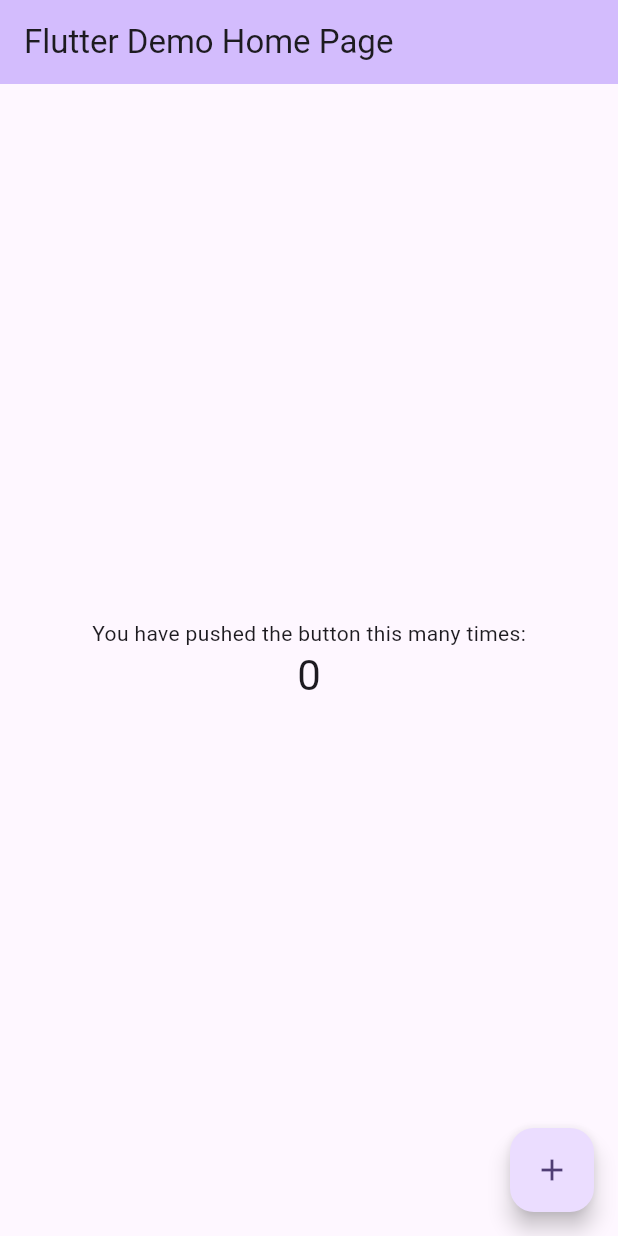
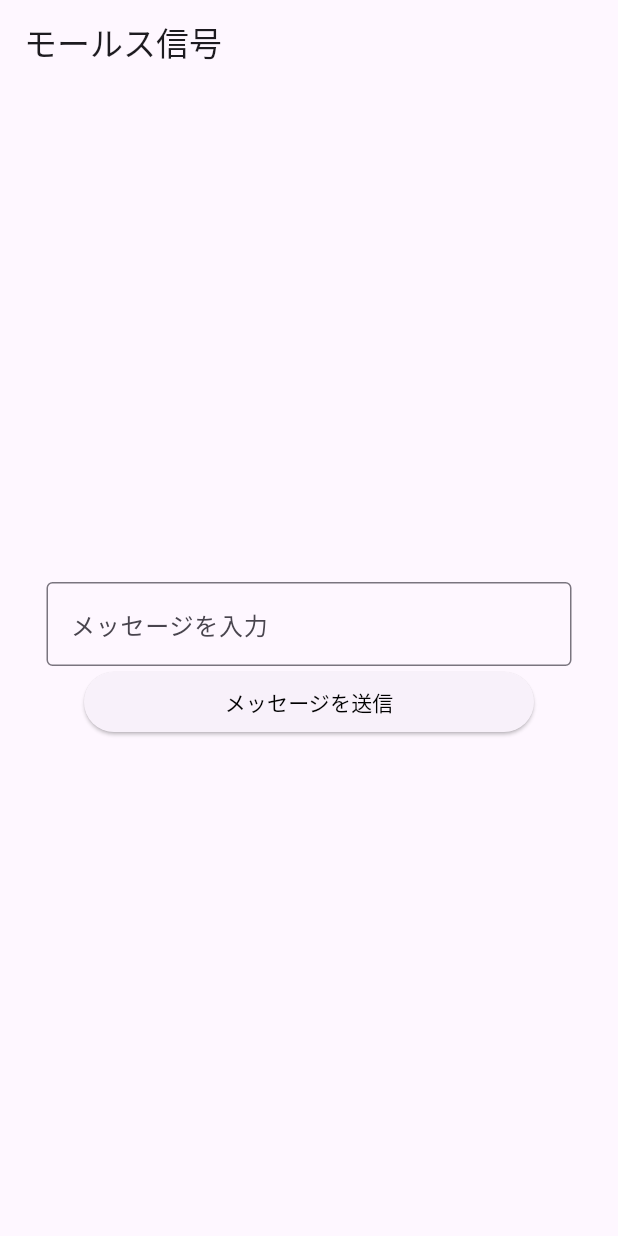
Before and after one commit to SotaUeta/Morsecode, a Flutter app: the screen it shows after launch, on a phone screen of 412 x 824 dp. Run offline on Flutter 3.47's test engine with Material 3 defaults, Android fonts, the phone set to English and light mode, and no system bars.

Commit message:
最低限のUIを追加

```diff
--- a/morse/lib/main.dart
+++ b/morse/lib/main.dart
@@ -1,4 +1,9 @@
 import 'package:flutter/material.dart';
+
+class Message{
+  String name = "";
+  String message = "";
+}
 
 void main() {
   runApp(const MyApp());
@@ -13,110 +18,51 @@ class MyApp extends StatelessWidget {
     return MaterialApp(
       title: 'Flutter Demo',
       theme: ThemeData(
-        // This is the theme of your application.
-        //
-        // TRY THIS: Try running your application with "flutter run". You'll see
-        // the application has a purple toolbar. Then, without quitting the app,
-        // try changing the seedColor in the colorScheme below to Colors.green
-        // and then invoke "hot reload" (save your changes or press the "hot
-        // reload" button in a Flutter-supported IDE, or press "r" if you used
-        // the command line to start the app).
-        //
-        // Notice that the counter didn't reset back to zero; the application
-        // state is not lost during the reload. To reset the state, use hot
-        // restart instead.
-        //
-        // This works for code too, not just values: Most code changes can be
-        // tested with just a hot reload.
         colorScheme: ColorScheme.fromSeed(seedColor: Colors.deepPurple),
       ),
-      home: const MyHomePage(title: 'Flutter Demo Home Page'),
+      home: const ChatPage(),
     );
   }
 }
 
-class MyHomePage extends StatefulWidget {
-  const MyHomePage({super.key, required this.title});
+class ChatPage extends StatelessWidget {
+  const ChatPage({super.key});
 
-  // This widget is the home page of your application. It is stateful, meaning
-  // that it has a State object (defined below) that contains fields that affect
-  // how it looks.
-
-  // This class is the configuration for the state. It holds the values (in this
-  // case the title) provided by the parent (in this case the App widget) and
-  // used by the build method of the State. Fields in a Widget subclass are
-  // always marked "final".
-
-  final String title;
-
-  @override
-  State<MyHomePage> createState() => _MyHomePageState();
-}
-
-class _MyHomePageState extends State<MyHomePage> {
-  int _counter = 0;
-
-  void _incrementCounter() {
-    setState(() {
-      // This call to setState tells the Flutter framework that something has
-      // changed in this State, which causes it to rerun the build method below
-      // so that the display can reflect the updated values. If we changed
-      // _counter without calling setState(), then the build method would not be
-      // called again, and so nothing would appear to happen.
-      _counter++;
-    });
-  }
+  final String _message = "";
 
   @override
   Widget build(BuildContext context) {
-    // This method is rerun every time setState is called, for instance as done
-    // by the _incrementCounter method above.
-    //
-    // The Flutter framework has been optimized to make rerunning build methods
-    // fast, so that you can just rebuild anything that needs updating rather
-    // than having to individually change instances of widgets.
     return Scaffold(
       appBar: AppBar(
-        // TRY THIS: Try changing the color here to a specific color (to
-        // Colors.amber, perhaps?) and trigger a hot reload to see the AppBar
-        // change color while the other colors stay the same.
-        backgroundColor: Theme.of(context).colorScheme.inversePrimary,
-        // Here we take the value from the MyHomePage object that was created by
-        // the App.build method, and use it to set our appbar title.
-        title: Text(widget.title),
+        title: const Text('モールス信号'),
       ),
       body: Center(
-        // Center is a layout widget. It takes a single child and positions it
-        // in the middle of the parent.
         child: Column(
-          // Column is also a layout widget. It takes a list of children and
-          // arranges them vertically. By default, it sizes itself to fit its
-          // children horizontally, and tries to be as tall as its parent.
-          //
-          // Column has various properties to control how it sizes itself and
-          // how it positions its children. Here we use mainAxisAlignment to
-          // center the children vertically; the main axis here is the vertical
-          // axis because Columns are vertical (the cross axis would be
-          // horizontal).
-          //
-          // TRY THIS: Invoke "debug painting" (choose the "Toggle Debug Paint"
-          // action in the IDE, or press "p" in the console), to see the
-          // wireframe for each widget.
           mainAxisAlignment: MainAxisAlignment.center,
-          children: <Widget>[
-            const Text('You have pushed the button this many times:'),
-            Text(
-              '$_counter',
-              style: Theme.of(context).textTheme.headlineMedium,
+          children: [
+            SizedBox(
+              width: 350,
+              child: TextField(
+                  decoration: InputDecoration(
+                    hintText: 'メッセージを入力',
+                    border: OutlineInputBorder(),
+                  ),
+                  onChanged: (String value){
+                    // _message = value;
+                  },
+              ),
+            ),
+
+            SizedBox(
+              width: 300,
+              child: ElevatedButton(
+                onPressed: () {},
+                child: const Text('メッセージを送信', style: TextStyle(color: Colors.black)),
+              ),
             ),
           ],
         ),
       ),
-      floatingActionButton: FloatingActionButton(
-        onPressed: _incrementCounter,
-        tooltip: 'Increment',
-        child: const Icon(Icons.add),
-      ), // This trailing comma makes auto-formatting nicer for build methods.
     );
   }
 }
```
